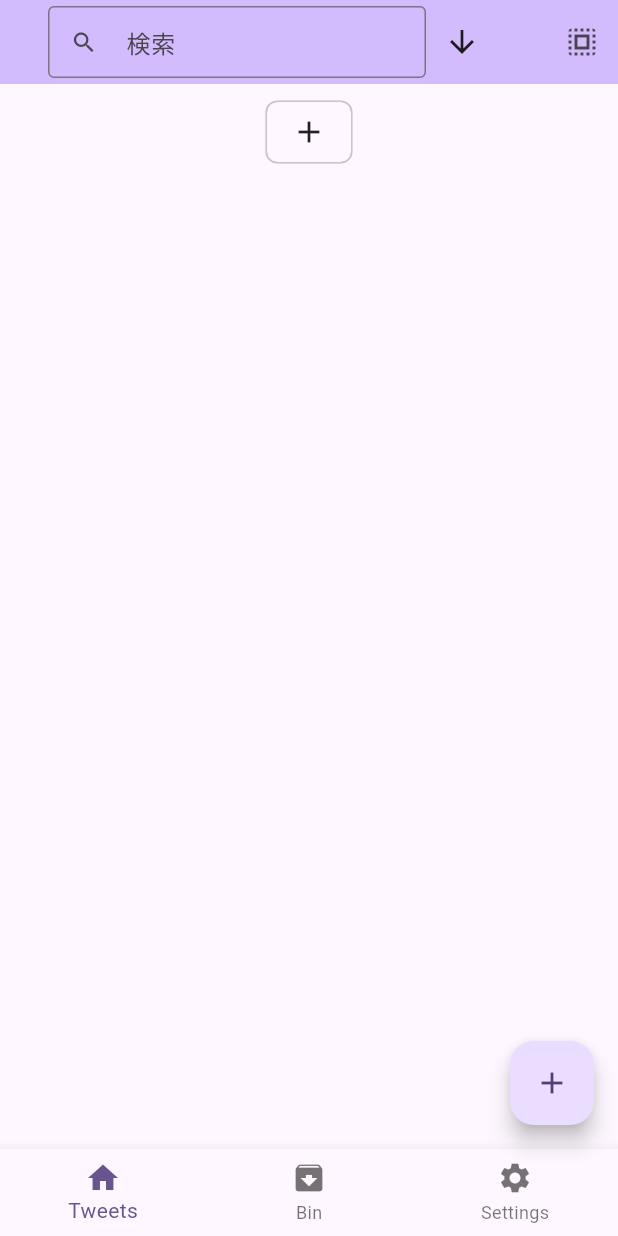
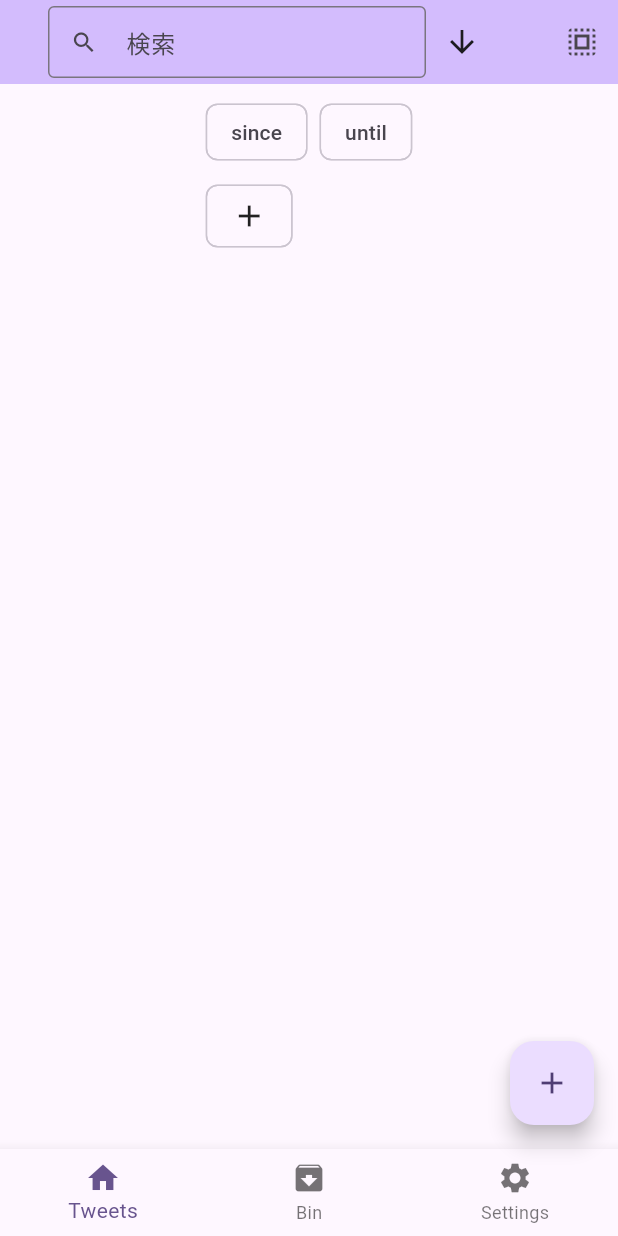
Before and after one commit to nozomi-hiragi/TweetHistory, a Flutter app: the screen it shows after launch, on a phone screen of 412 x 824 dp. Run offline on Flutter 3.47's test engine with Material 3 defaults, Android fonts, the light colour scheme and no system bars; our stand-ins replace file_picker, flutter_hooks, freezed_annotation, hooks_riverpod, result_dart, shared_preferences; missing offline and left inert: idb_shim.

Commit message:
feat: add date range filter

```diff
--- a/lib/features/tweets/ui/tag_filler_bar.dart
+++ b/lib/features/tweets/ui/tag_filler_bar.dart
@@ -1,8 +1,10 @@
 import 'package:flutter/material.dart';
 import 'package:hooks_riverpod/hooks_riverpod.dart';
+import 'package:intl/intl.dart';
 
 import '../../../providers/tag_select_controller.dart';
 import '../../../providers/tweet_controller.dart';
+import '../../../providers/period_filter_provider.dart';
 import '../../../state/selected_values.dart';
 
 class TagFilterBar extends ConsumerWidget {
@@ -13,9 +15,78 @@ class TagFilterBar extends ConsumerWidget {
     final tagState = ref.watch(tagSelectControllerProvider);
     final tagController = ref.read(tagSelectControllerProvider.notifier);
     final tweetController = ref.read(tweetControllerProvider.notifier);
+    final periodState = ref.watch(periodFilterProvider);
+    final periodController = ref.read(periodFilterProvider.notifier);
+    final dateFormat = DateFormat('yyyy-MM-dd');
     return Container(
       padding: const EdgeInsets.symmetric(horizontal: 16.0),
-      child: Wrap(
+      child: Column(
+        crossAxisAlignment: CrossAxisAlignment.start,
+        children: [
+          Wrap(
+            spacing: 8.0,
+            runSpacing: 8.0,
+            children: [
+              InputChip(
+                label: Text(
+                  periodState.since != null
+                      ? 'since: ${dateFormat.format(periodState.since!)}'
+                      : 'since',
+                ),
+                onPressed: () async {
+                  final picked = await showDatePicker(
+                    context: context,
+                    initialDate: periodState.since ?? DateTime.now(),
+                    firstDate: DateTime(2006),
+                    lastDate: DateTime.now(),
+                  );
+                  if (picked != null) {
+                    periodController.setSince(
+                      DateTime(picked.year, picked.month, picked.day),
+                    );
+                    tweetController.refresh();
+                  }
+                },
+                onDeleted:
+                    periodState.since != null
+                        ? () {
+                          periodController.setSince(null);
+                          tweetController.refresh();
+                        }
+                        : null,
+              ),
+              InputChip(
+                label: Text(
+                  periodState.until != null
+                      ? 'until: ${dateFormat.format(periodState.until!)}'
+                      : 'until',
+                ),
+                onPressed: () async {
+                  final picked = await showDatePicker(
+                    context: context,
+                    initialDate: periodState.until ?? DateTime.now(),
+                    firstDate: DateTime(2006),
+                    lastDate: DateTime.now(),
+                  );
+                  if (picked != null) {
+                    periodController.setUntil(
+                      DateTime(picked.year, picked.month, picked.day),
+                    );
+                    tweetController.refresh();
+                  }
+                },
+                onDeleted:
+                    periodState.until != null
+                        ? () {
+                          periodController.setUntil(null);
+                          tweetController.refresh();
+                        }
+                        : null,
+              ),
+            ],
+          ),
+          const SizedBox(height: 8.0),
+          Wrap(
             spacing: 8.0,
             runSpacing: 8.0,
             children: [
@@ -36,7 +107,7 @@ class TagFilterBar extends ConsumerWidget {
               }),
               ActionChip(
                 label: const Icon(Icons.add),
-            tooltip: "Add tag",
+                tooltip: 'Add tag',
                 onPressed: () async {
                   final controller = TextEditingController();
                   final newTag = await showDialog<String>(
@@ -71,6 +142,8 @@ class TagFilterBar extends ConsumerWidget {
               ),
             ],
           ),
+        ],
+      ),
     );
   }
 }
--- /dev/null
+++ b/lib/providers/period_filter_provider.dart
@@ -0,0 +1,16 @@
+import 'package:hooks_riverpod/hooks_riverpod.dart';
+
+import '../state/period_filter_state.dart';
+
+class PeriodFilterController extends Notifier<PeriodFilterState> {
+  @override
+  PeriodFilterState build() => const PeriodFilterState();
+
+  void setSince(DateTime? since) => state = state.copyWith(since: since);
+  void setUntil(DateTime? until) => state = state.copyWith(until: until);
+}
+
+final periodFilterProvider =
+    NotifierProvider<PeriodFilterController, PeriodFilterState>(
+      PeriodFilterController.new,
+    );
--- a/lib/providers/tweet_controller.dart
+++ b/lib/providers/tweet_controller.dart
@@ -6,6 +6,7 @@ import '../state/tweet_state.dart';
 import 'repository_providers.dart';
 import 'tag_select_controller.dart';
 import 'sort_order_provider.dart';
+import 'period_filter_provider.dart';
 
 class TweetController extends Notifier<TweetState> {
   @override
@@ -18,6 +19,7 @@ class TweetController extends Notifier<TweetState> {
     final repository = await ref.read(tweetRepositoryProvider.future);
     final tagSelectionState =
         ref.read(tagSelectControllerProvider.notifier).state;
+    final period = ref.read(periodFilterProvider);
     final tags = await repository.loadTags();
     final binTag = await repository.loadTag(tagNameBin);
 
@@ -39,6 +41,12 @@ class TweetController extends Notifier<TweetState> {
     var filteredTweets = <Tweet>[];
     var binnedTweets = <Tweet>[];
     for (var tweet in allTweets) {
+      if (period.since != null && tweet.createdAt.isBefore(period.since!)) {
+        continue;
+      }
+      if (period.until != null && tweet.createdAt.isAfter(period.until!)) {
+        continue;
+      }
       final isFilteredId = filteredIds.contains(tweet.id);
       final isNoFilteredId = noFilteredIds.contains(tweet.id);
       final isUnTaggedId = !(isFilteredId || isNoFilteredId);
@@ -49,9 +57,10 @@ class TweetController extends Notifier<TweetState> {
       }
     }
 
-    int compare(Tweet a, Tweet b) => order == SortOrder.newestFirst
-        ? b.createdAt.compareTo(a.createdAt)
-        : a.createdAt.compareTo(b.createdAt);
+    int compare(Tweet a, Tweet b) =>
+        order == SortOrder.newestFirst
+            ? b.createdAt.compareTo(a.createdAt)
+            : a.createdAt.compareTo(b.createdAt);
 
     filteredTweets = [...filteredTweets]..sort(compare);
     binnedTweets = [...binnedTweets]..sort(compare);
```
Also changed, not shown: lib/state/period_filter_state.dart (added, +9 -0 lines), lib/state/period_filter_state.freezed.dart (added), 1 other file. Lines whose indentation alone changed are shown as unchanged.
